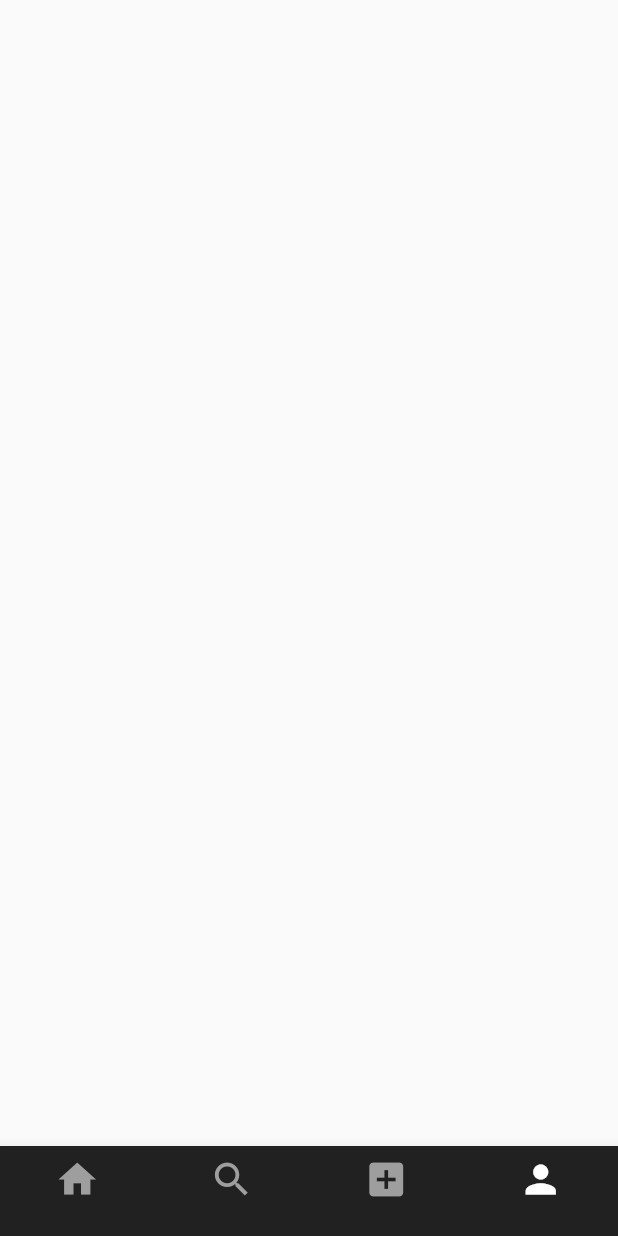
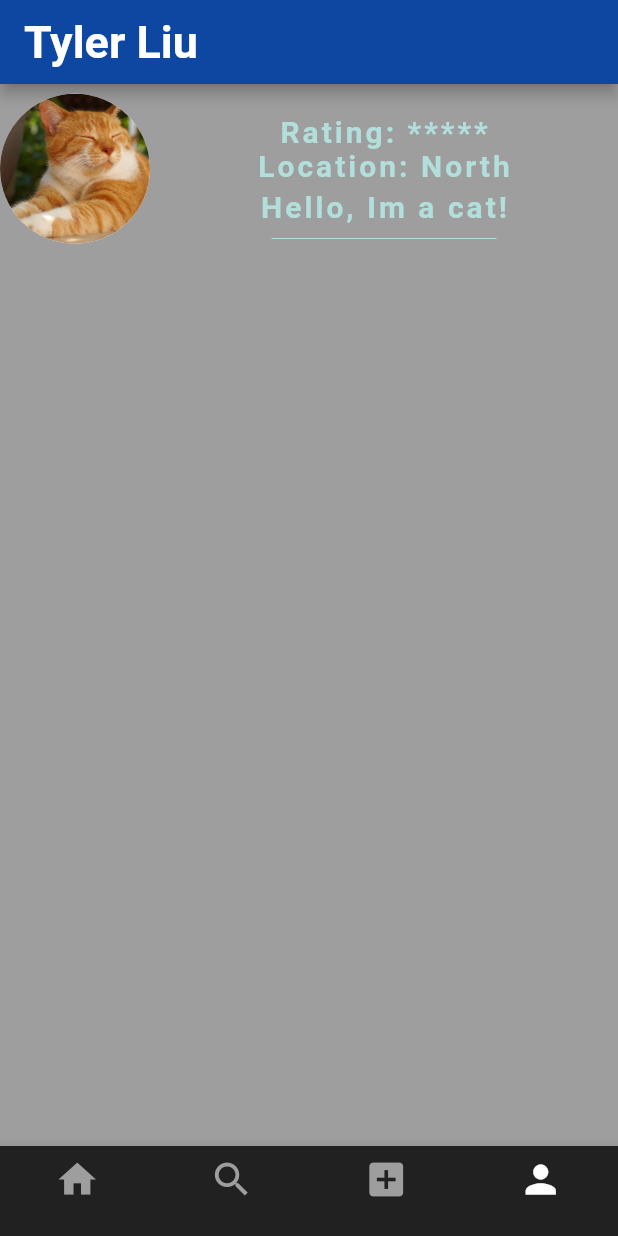
Before and after one commit to rogerliu37/hackohio2020, a Flutter app: the screen it shows after launch, item 4 of the bottom bar chosen, on a phone screen of 412 x 824 dp. Run offline on Flutter 3.47's test engine with Material 2 defaults, Android fonts, the phone set to English and light mode, and no system bars; our stand-ins replace flutter_svg; Roboto replaces fonts that are missing (Source Sans Pro).

Commit message:
Added ProfileTab

```diff
--- a/lib/screens/tabs/profileTab.dart
+++ b/lib/screens/tabs/profileTab.dart
@@ -8,6 +8,98 @@ class ProfileTab extends StatefulWidget {
 class _ProfileTabState extends State<ProfileTab> {
   @override
   Widget build(BuildContext context) {
-    return Container();
+    return new Scaffold(
+      backgroundColor: Colors.red[900],
+      appBar: new AppBar(
+        //TODO: Pull user name from database, toString
+        title: Text(
+          "Tyler Liu",
+          style: TextStyle(
+            color: Colors.white,
+            fontSize: 30.0,
+            fontWeight: FontWeight.bold,
+          ),
+        ),
+        backgroundColor: Colors.blue[900],
+      ),
+      body: Container(
+        color: Colors.grey,
+        child: SafeArea(
+          child: ListView(
+            children: [
+              Column(
+                children: [
+                  //TODO Change pictures
+                  Row(
+                    children: [
+                      CircleAvatar(
+                        radius: 50.0,
+                        backgroundColor: Colors.white,
+                        backgroundImage: AssetImage('assets/images/cat.jpg'),
+                      ),
+                      Flexible(
+                        child: Column(
+                          children: <Widget>[
+                            Row(
+                              mainAxisSize: MainAxisSize.max,
+                              mainAxisAlignment: MainAxisAlignment.spaceEvenly,
+                              children: <Widget>[
+                                Column(
+                                  mainAxisSize: MainAxisSize.min,
+                                  mainAxisAlignment: MainAxisAlignment.center,
+                                  children: <Widget>[
+                                    SizedBox(
+                                      height: 20.0,
+                                    ),
+                                    //Rating
+                                    Text("Rating: *****",
+                                        style: TextStyle(
+                                            fontSize: 20.0,
+                                            color: Colors.teal[100],
+                                            fontWeight: FontWeight.bold,
+                                            letterSpacing: 2.0)),
+                                    //Location
+                                    Text("Location: North",
+                                        style: TextStyle(
+                                            fontSize: 20.0,
+                                            color: Colors.teal[100],
+                                            fontWeight: FontWeight.bold,
+                                            letterSpacing: 2.0)),
+                                    //Bio
+                                    Container(
+                                      margin: const EdgeInsets.only(top: 4.0),
+                                      child: Text("Hello, Im a cat!",
+                                          style: TextStyle(
+                                            fontFamily: 'Source Sans Pro',
+                                            fontSize: 20.0,
+                                            color: Colors.teal[100],
+                                            fontWeight: FontWeight.bold,
+                                            letterSpacing: 2.0,
+                                          )),
+                                    ),
+                                  ],
+                                )
+                              ],
+                            ),
+                            SizedBox(
+                              //Spacing between text
+                              height: 20.0,
+                              width: 150.0,
+                              child: Divider(
+                                color: Colors.teal.shade100,
+                              ),
+                            ),
+                          ],
+                        ),
+                      ),
+                    ],
+                  ),
+                ],
+              ),
+            ],
+          ),
+        ),
+      ),
+    );
   }
 }
```
Also changed, not shown: assets/images/cat.jpg (added), 3 other files.
